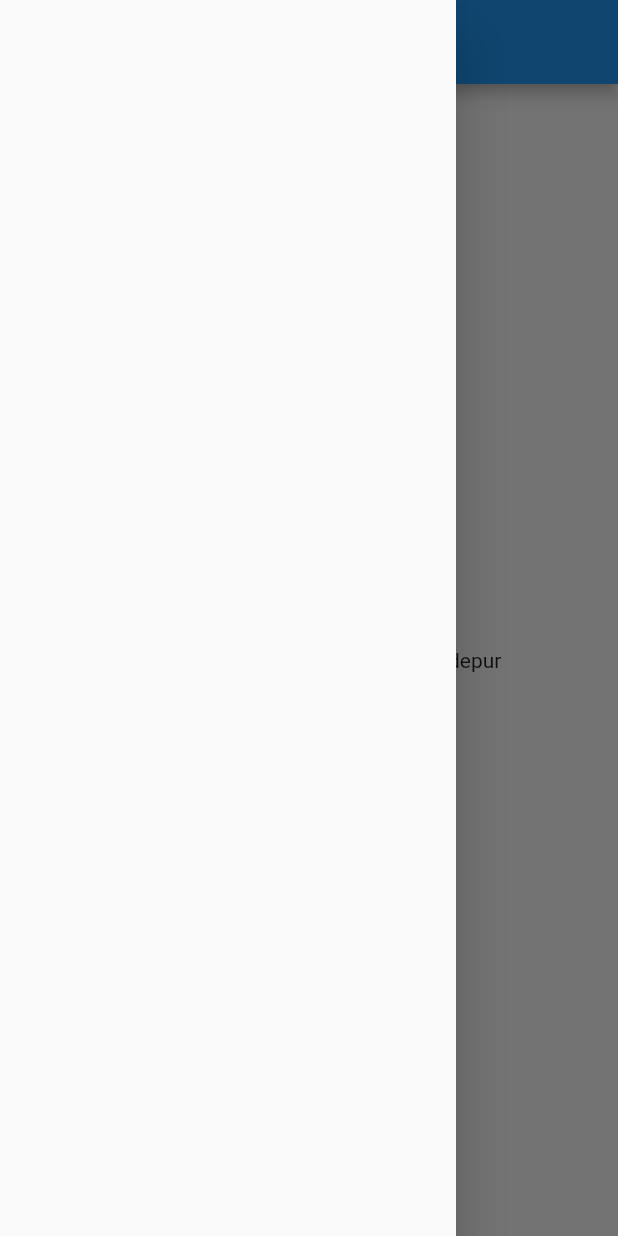
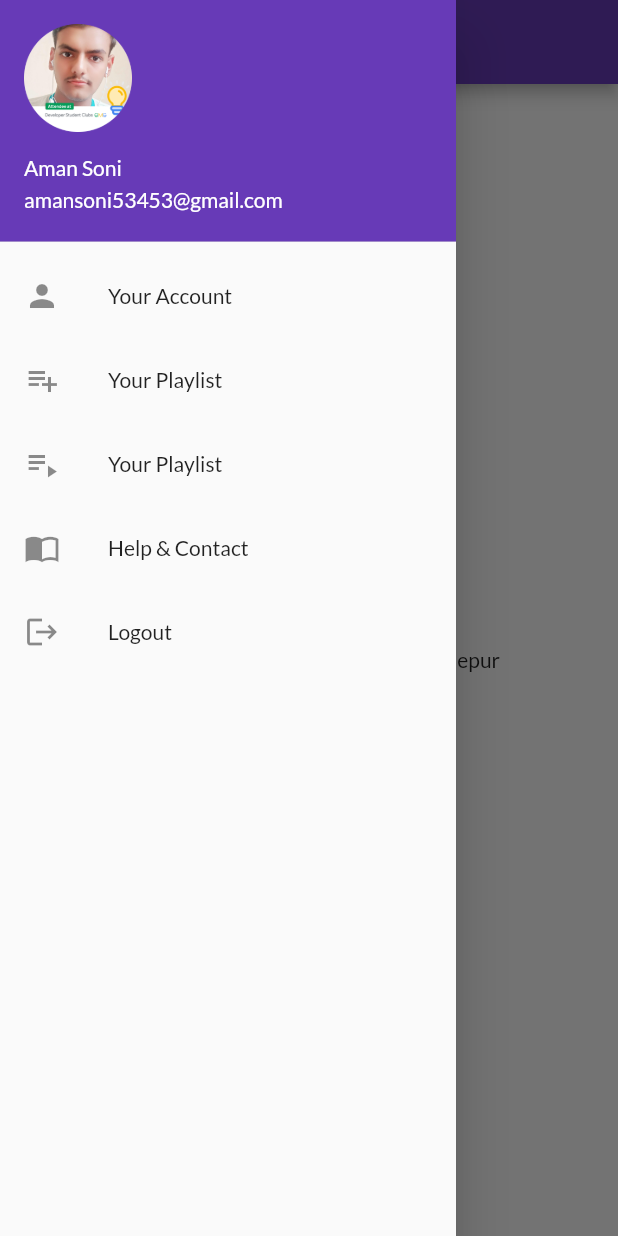
Before and after one commit to amangit1314/30_Days_Of_Flutter, a Flutter app: the HomePage screen opened by its route, with the side drawer open, on a phone screen of 412 x 824 dp. Run offline on Flutter 3.47's test engine with Material 2 defaults, Android fonts, the phone set to English and light mode, and no system bars; our stand-ins replace google_fonts.

Commit message:
Day 5 Code

```diff
--- /dev/null
+++ b/lib/pages/drawer.dart
@@ -0,0 +1,39 @@
+import 'package:flutter/material.dart';
+
+class MyDrawer extends StatelessWidget {
+  @override
+  Widget build(BuildContext context) {
+    return Drawer(
+      child: ListView(
+        padding: EdgeInsets.zero,
+        children: <Widget>[
+          UserAccountsDrawerHeader(
+            accountName: Text("Aman Soni"),
+            accountEmail: Text("amansoni53453@gmail.com"),
+            currentAccountPicture: Image.asset("assets/images/aman.png"),
+          ),
+          ListTile(
+            leading: Icon(Icons.person),
+            title: Text("Your Account"),
+          ),
+          ListTile(
+            leading: Icon(Icons.playlist_add),
+            title: Text("Your Playlist"),
+          ),
+          ListTile(
+            leading: Icon(Icons.playlist_play),
+            title: Text("Your Playlist"),
+          ),
+          ListTile(
+            leading: Icon(Icons.import_contacts_sharp),
+            title: Text("Help & Contact"),
+          ),
+          ListTile(
+            leading: Icon(Icons.logout),
+            title: Text("Logout"),
+          ),
+        ],
+      ),
+    );
+  }
+}
--- a/lib/pages/home_page.dart
+++ b/lib/pages/home_page.dart
@@ -1,3 +1,4 @@
+import 'package:catelog_app/pages/drawer.dart';
 import 'package:flutter/material.dart';
 
 class HomePage extends StatelessWidget {
@@ -14,7 +15,7 @@
           child: Text("Welcome to $days days of flutter by $name"),
         ),
       ),
-      drawer: Drawer(),
+      drawer: MyDrawer(),
     );
   }
 }
--- /dev/null
+++ b/lib/utils/routes.dart
@@ -0,0 +1,4 @@
+class MyRoutes {
+  static String loginRoute = "/login";
+  static String homeRoute = "/home";
+}
```
Also changed, not shown: lib/my_app.dart (+9 -7 lines), lib/pages/login_page.dart (+10 -8 lines), assets/images/aman.png (added).
